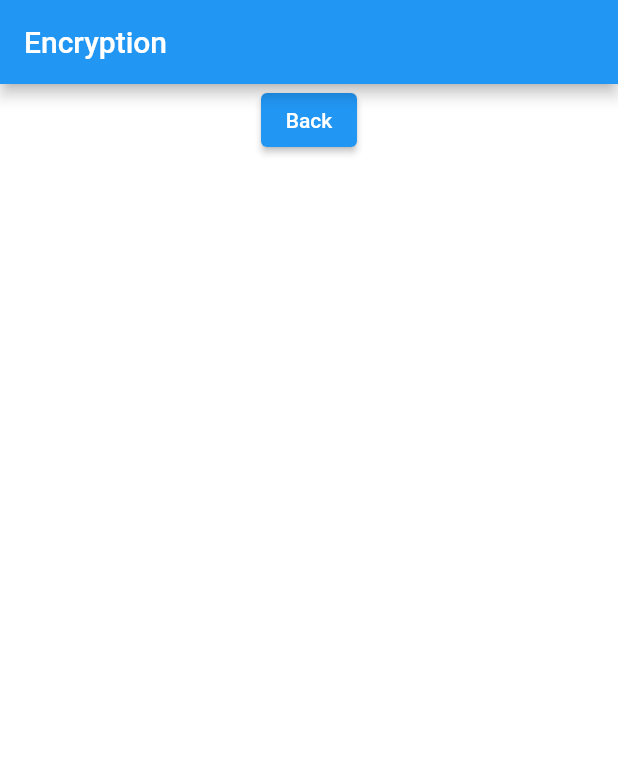
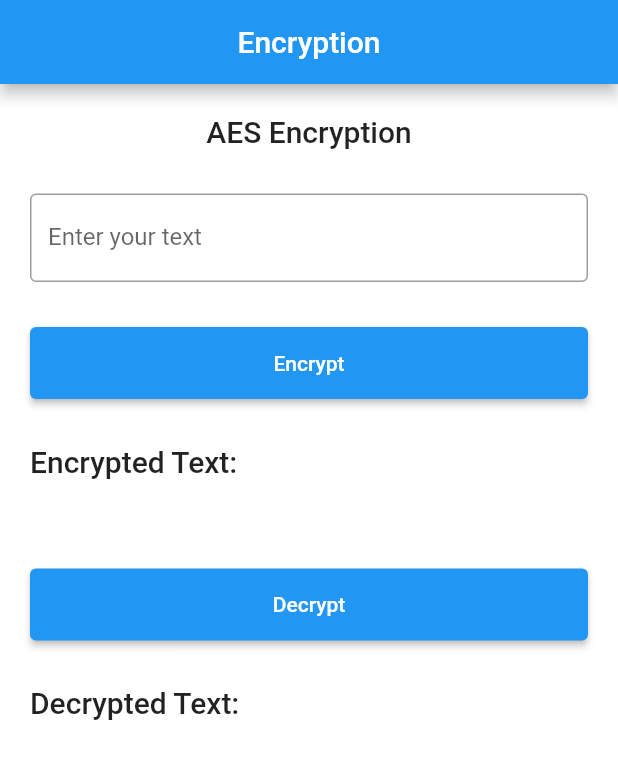
Before and after one commit to Nizetech/nize_gallery, a Flutter app: the screen it shows after launch, on a phone screen of 412 x 824 dp. Shown: the top 759 px of the screen. Run offline on Flutter 3.47's test engine with Material 2 defaults, Android fonts, the phone set to English and light mode, and no system bars; our stand-ins replace flutter_riverpod, open_file, permission_handler; missing offline and left inert: encrypt, file_manager, video_compress, video_thumbnail.

Commit message:
done with encrytion

```diff
--- /dev/null
+++ b/lib/constants/constants.dart
@@ -0,0 +1,2 @@
+// utf-8 key
+const String utf8Key = 'ABQRSTUVWXYZabcdefghij0123456789';
--- /dev/null
+++ b/lib/encryption/algorithms.dart
@@ -0,0 +1,23 @@
+import 'package:encrypt/encrypt.dart';
+import 'package:nize_gallery/constants/constants.dart';
+
+class Algorithm {
+  static Encrypted aesEncryption(String text) {
+    final key = Key.fromUtf8(utf8Key);
+    final iv = IV.fromLength(16);
+
+    final encrypter = Encrypter(AES(key));
+    final encrypted = encrypter.encrypt(text, iv: iv);
+    return encrypted;
+  }
+
+  static String aesDecrytion(Encrypted text) {
+    final key = Key.fromUtf8(utf8Key);
+    final iv = IV.fromLength(16);
+
+    final encrypter = Encrypter(AES(key));
+    // final encrypted = encrypter.encrypt(text, iv: iv);
+    final decrypted = encrypter.decrypt(text, iv: iv);
+    return decrypted;
+  }
+}
--- a/lib/encryption/encrytion.dart
+++ b/lib/encryption/encrytion.dart
@@ -1,4 +1,9 @@
+import 'dart:developer';
+
+import 'package:encrypt/encrypt.dart' as encrypt;
 import 'package:flutter/material.dart';
+import 'package:nize_gallery/encryption/algorithms.dart';
+// import 'package:nize_gallery/encryption/algorithms.dart';
 
 class MyEncryption extends StatefulWidget {
   const MyEncryption({super.key});
@@ -8,23 +13,98 @@ class MyEncryption extends StatefulWidget {
 }
 
 class _MyEncryptionState extends State<MyEncryption> {
+  final _controller = TextEditingController();
+  String encrypted = '';
+  String decrypted = '';
+  late encrypt.Encrypted encrypter;
   @override
   Widget build(BuildContext context) {
     return Scaffold(
       appBar: AppBar(
         title: const Text('Encryption'),
+        centerTitle: true,
       ),
-      body: Column(
+      body: SingleChildScrollView(
+        padding: const EdgeInsets.symmetric(horizontal: 20),
+        child: Column(
+          crossAxisAlignment: CrossAxisAlignment.start,
           children: [
+            SizedBox(height: 20),
             Center(
+              child: Text('AES Encryption',
+                  style: Theme.of(context).textTheme.titleLarge),
+            ),
+            SizedBox(height: 30),
+            TextField(
+              controller: _controller,
+              onChanged: (value) {
+                if (_controller.text.isEmpty)
+                  setState(() {
+                    // decrypted = 'Please enter some text';
+                    encrypted = 'Please enter some text';
+                  });
+              },
+              decoration: const InputDecoration(
+                border: OutlineInputBorder(),
+                labelText: 'Enter your text',
+              ),
+            ),
+            SizedBox(height: 30),
+            SizedBox(
+              height: 48,
+              width: double.infinity,
               child: ElevatedButton(
                 onPressed: () {
-                Navigator.pop(context);
+                  if (_controller.text.isNotEmpty) {
+                    setState(() {
+                      encrypter = Algorithm.aesEncryption(_controller.text);
+                      log(encrypter.toString());
+                      encrypted = Algorithm.aesEncryption(_controller.text)
+                          .base64
+                          .toString();
+                    });
+                  }
                 },
-              child: const Text('Back'),
+                child: const Text('Encrypt'),
               ),
             ),
+            SizedBox(height: 30),
+            Row(
+              crossAxisAlignment: CrossAxisAlignment.start,
+              children: [
+                Text('Encrypted Text: ',
+                    style: Theme.of(context).textTheme.titleLarge),
+                SizedBox(width: 10),
+                Expanded(
+                    child: Text(encrypted,
+                        style: Theme.of(context).textTheme.titleSmall)),
               ],
+            ),
+            SizedBox(height: 60),
+            SizedBox(
+              height: 48,
+              width: double.infinity,
+              child: ElevatedButton(
+                onPressed: () {
+                  setState(() {
+                    decrypted = Algorithm.aesDecrytion(encrypter);
+                  });
+                },
+                child: const Text('Decrypt'),
+              ),
+            ),
+            SizedBox(height: 30),
+            Row(
+              children: [
+                Text('Decrypted Text: ',
+                    style: Theme.of(context).textTheme.titleLarge),
+                SizedBox(width: 10),
+                Text(decrypted, style: Theme.of(context).textTheme.titleSmall),
+              ],
+            ),
+            SizedBox(height: 20),
+          ],
+        ),
       ),
     );
   }
--- a/pubspec.yaml
+++ b/pubspec.yaml
@@ -19,6 +19,7 @@ dependencies:
   flutter_riverpod: ^1.0.4
   video_thumbnail: ^0.5.3
   video_compress: ^3.1.2
+  encrypt: ^5.0.3
   # get: ^4.6.5
   # video_thumbnail: ^0.5.3
 
```
Also changed, not shown: pubspec.lock. Lines whose indentation alone changed are shown as unchanged.
